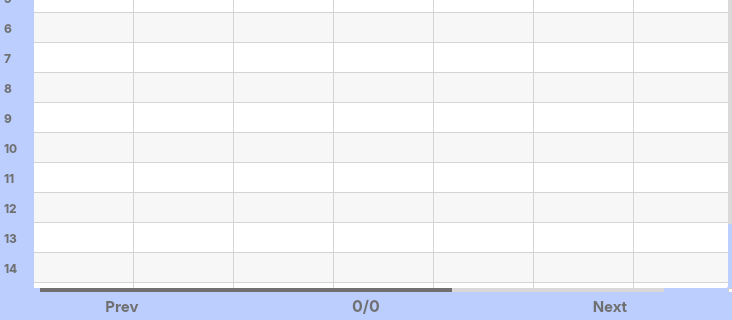
First picture: the form in UI/pages_table.ui, repository PTHieu1023/Database-lab-project-ultimate, before the edit; both pictures show x 0 to 732 and y 160 to 480 of the 732 by 480 pixel window.
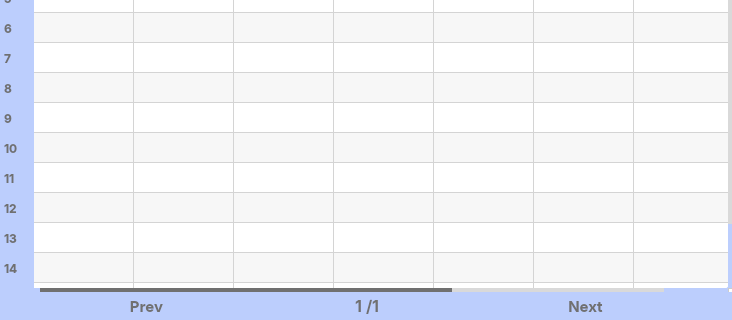
Second picture: the form after the edit.

Diff of the .ui file:
```diff
--- a/UI/pages_table.ui
+++ b/UI/pages_table.ui
@@ -114,7 +114,7 @@
 }
 </string>
   </property>
-  <layout class="QGridLayout" name="gridLayout" rowstretch="16,1" columnstretch="1,1,1" rowminimumheight="18,1" columnminimumwidth="1,1,1">
+  <layout class="QGridLayout" name="gridLayout" rowstretch="16,1" columnstretch="4,1,1,4">
    <property name="leftMargin">
     <number>0</number>
    </property>
@@ -130,47 +130,7 @@
    <property name="spacing">
     <number>0</number>
    </property>
-   <item row="1" column="0">
-    <widget class="QPushButton" name="btn_prev">
-     <property name="sizePolicy">
-      <sizepolicy hsizetype="Expanding" vsizetype="Expanding">
-       <horstretch>0</horstretch>
-       <verstretch>0</verstretch>
-      </sizepolicy>
-     </property>
-     <property name="font">
-      <font>
-       <family>Inter</family>
-       <pointsize>11</pointsize>
-       <bold>true</bold>
-      </font>
-     </property>
-     <property name="text">
-      <string>Prev</string>
-     </property>
-    </widget>
-   </item>
    <item row="1" column="2">
-    <widget class="QPushButton" name="btn_next">
-     <property name="sizePolicy">
-      <sizepolicy hsizetype="Expanding" vsizetype="Expanding">
-       <horstretch>0</horstretch>
-       <verstretch>0</verstretch>
-      </sizepolicy>
-     </property>
-     <property name="font">
-      <font>
-       <family>Inter</family>
-       <pointsize>11</pointsize>
-       <bold>true</bold>
-      </font>
-     </property>
-     <property name="text">
-      <string>Next</string>
-     </property>
-    </widget>
-   </item>
-   <item row="1" column="1">
     <widget class="QLabel" name="lb_page">
      <property name="sizePolicy">
       <sizepolicy hsizetype="Expanding" vsizetype="Expanding">
@@ -186,14 +146,14 @@
       </font>
      </property>
      <property name="text">
-      <string>0/0</string>
+      <string>/1</string>
      </property>
      <property name="alignment">
-      <set>Qt::AlignCenter</set>
+      <set>Qt::AlignLeading|Qt::AlignLeft|Qt::AlignVCenter</set>
      </property>
     </widget>
    </item>
-   <item row="0" column="0" colspan="3">
+   <item row="0" column="0" colspan="4">
     <widget class="QTableWidget" name="table">
      <property name="editTriggers">
       <set>QAbstractItemView::NoEditTriggers</set>
@@ -228,9 +188,21 @@
      <property name="columnCount">
       <number>10</number>
      </property>
+     <attribute name="horizontalHeaderVisible">
+      <bool>true</bool>
+     </attribute>
+     <attribute name="horizontalHeaderCascadingSectionResizes">
+      <bool>true</bool>
+     </attribute>
+     <attribute name="horizontalHeaderShowSortIndicator" stdset="0">
+      <bool>false</bool>
+     </attribute>
      <attribute name="horizontalHeaderStretchLastSection">
       <bool>true</bool>
      </attribute>
+     <attribute name="verticalHeaderCascadingSectionResizes">
+      <bool>true</bool>
+     </attribute>
      <row/>
      <row/>
      <row/>
@@ -343,6 +315,76 @@
      <column/>
     </widget>
    </item>
+   <item row="1" column="0">
+    <widget class="QPushButton" name="btn_prev">
+     <property name="sizePolicy">
+      <sizepolicy hsizetype="Expanding" vsizetype="Expanding">
+       <horstretch>0</horstretch>
+       <verstretch>0</verstretch>
+      </sizepolicy>
+     </property>
+     <property name="font">
+      <font>
+       <family>Inter</family>
+       <pointsize>11</pointsize>
+       <bold>true</bold>
+      </font>
+     </property>
+     <property name="text">
+      <string>Prev</string>
+     </property>
+    </widget>
+   </item>
+   <item row="1" column="3">
+    <widget class="QPushButton" name="btn_next">
+     <property name="sizePolicy">
+      <sizepolicy hsizetype="Expanding" vsizetype="Expanding">
+       <horstretch>0</horstretch>
+       <verstretch>0</verstretch>
+      </sizepolicy>
+     </property>
+     <property name="font">
+      <font>
+       <family>Inter</family>
+       <pointsize>11</pointsize>
+       <bold>true</bold>
+      </font>
+     </property>
+     <property name="text">
+      <string>Next</string>
+     </property>
+    </widget>
+   </item>
+   <item row="1" column="1">
+    <widget class="QLineEdit" name="lineEdit">
+     <property name="sizePolicy">
+      <sizepolicy hsizetype="Expanding" vsizetype="Expanding">
+       <horstretch>0</horstretch>
+       <verstretch>0</verstretch>
+      </sizepolicy>
+     </property>
+     <property name="font">
+      <font>
+       <family>Inter</family>
+       <pointsize>12</pointsize>
+       <bold>true</bold>
+      </font>
+     </property>
+     <property name="styleSheet">
+      <string notr="true">color: rgb(112, 112, 112);
+background-color: rgb(188, 206, 253);
+border: 0px;
+padding: 0px;
+margin: 0px;</string>
+     </property>
+     <property name="text">
+      <string>1</string>
+     </property>
+     <property name="alignment">
+      <set>Qt::AlignRight|Qt::AlignTrailing|Qt::AlignVCenter</set>
+     </property>
+    </widget>
+   </item>
   </layout>
  </widget>
  <resources/>
```
